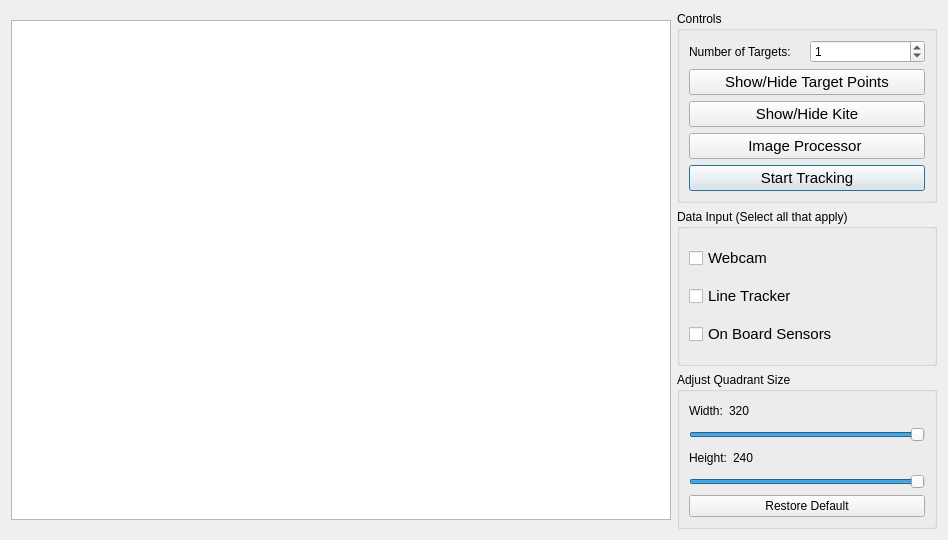
Before: the Qt Designer form KiteControl-Qt/controlwindow.ui in adrienemery/zenith-wind-power, drawn with Qt 5.
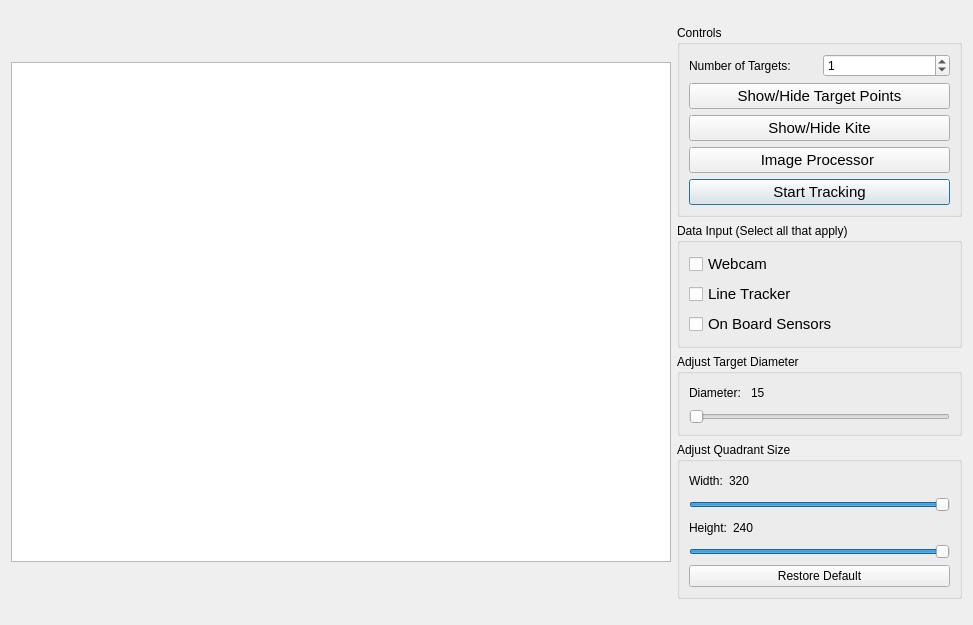
After: the same form once the commit is applied.

What changed in the file:
```diff
--- a/KiteControl-Qt/controlwindow.ui
+++ b/KiteControl-Qt/controlwindow.ui
@@ -6,15 +6,15 @@
    <rect>
     <x>0</x>
     <y>0</y>
-    <width>948</width>
-    <height>540</height>
+    <width>973</width>
+    <height>625</height>
    </rect>
   </property>
   <property name="windowTitle">
    <string>Control Algorithm Options</string>
   </property>
-  <layout class="QHBoxLayout" name="horizontalLayout">
-   <item>
+  <layout class="QGridLayout" name="gridLayout">
+   <item row="0" column="0">
     <widget class="QGraphicsView" name="graphicsView">
      <property name="minimumSize">
       <size>
@@ -30,7 +30,7 @@
      </property>
     </widget>
    </item>
-   <item>
+   <item row="0" column="1">
     <layout class="QVBoxLayout" name="verticalLayout_3">
      <item>
       <widget class="QGroupBox" name="groupBox">
@@ -179,6 +179,63 @@
        </layout>
       </widget>
      </item>
+     <item>
+      <widget class="QGroupBox" name="groupBox_3">
+       <property name="title">
+        <string>Adjust Target Diameter</string>
+       </property>
+       <layout class="QVBoxLayout" name="verticalLayout_7">
+        <item>
+         <layout class="QVBoxLayout" name="verticalLayout_6">
+          <item>
+           <layout class="QHBoxLayout" name="horizontalLayout">
+            <item>
+             <widget class="QLabel" name="label_6">
+              <property name="text">
+               <string>Diameter: </string>
+              </property>
+             </widget>
+            </item>
+            <item>
+             <widget class="QLabel" name="label_7">
+              <property name="text">
+               <string>15</string>
+              </property>
+             </widget>
+            </item>
+            <item>
+             <spacer name="horizontalSpacer_3">
+              <property name="orientation">
+               <enum>Qt::Horizontal</enum>
+              </property>
+              <property name="sizeHint" stdset="0">
+               <size>
+                <width>40</width>
+                <height>20</height>
+               </size>
+              </property>
+             </spacer>
+            </item>
+           </layout>
+          </item>
+          <item>
+           <widget class="QSlider" name="targetDiameterSlider">
+            <property name="minimum">
+             <number>15</number>
+            </property>
+            <property name="maximum">
+             <number>150</number>
+            </property>
+            <property name="orientation">
+             <enum>Qt::Horizontal</enum>
+            </property>
+           </widget>
+          </item>
+         </layout>
+        </item>
+       </layout>
+      </widget>
+     </item>
      <item>
       <widget class="QGroupBox" name="groupBox_2">
        <property name="title">
```
Left out of the diff: 30 changed lines with no effect on the pictures.
